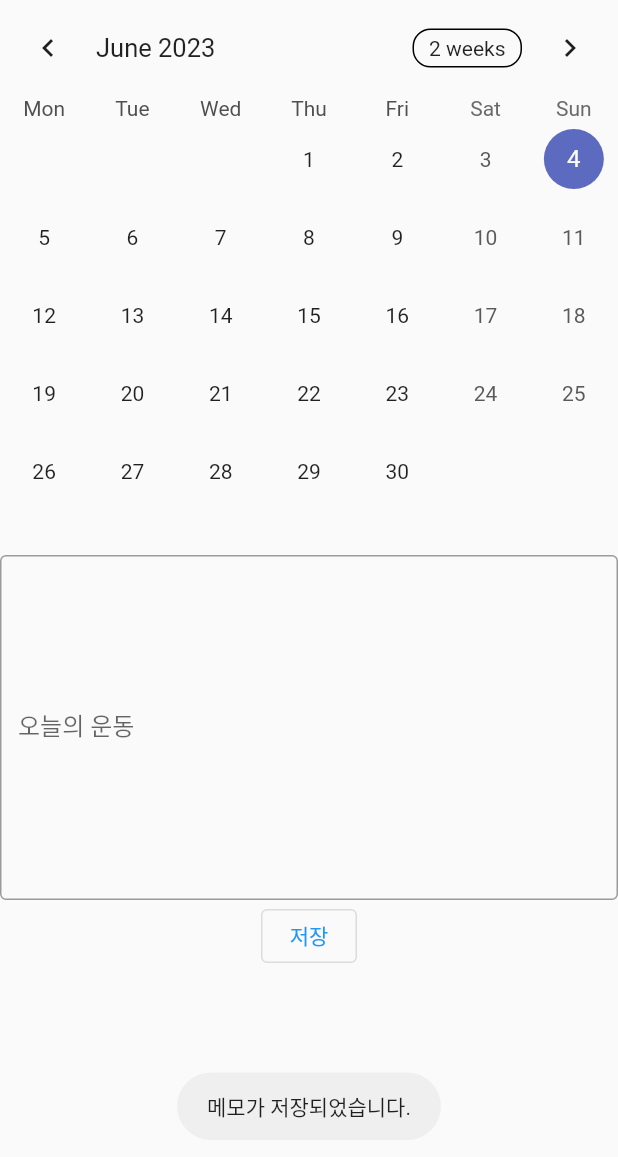
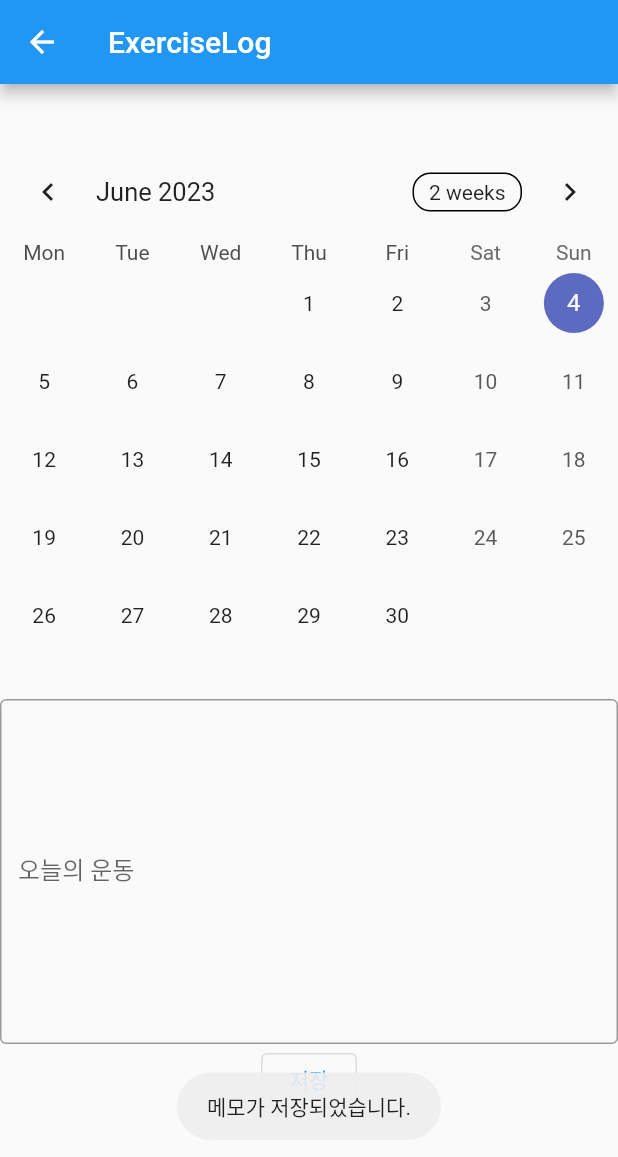
Before and after one commit to exerciseLog/exercise, a Flutter app: the CalendarMemo screen opened directly, after a tap on "저장", on a phone screen of 412 x 824 dp. Shown: the top 1157 px of the screen. Run offline on Flutter 3.47's test engine with Material 2 defaults, Android fonts, the phone set to English and light mode, and no system bars; drawn by our look-alikes of table_calendar; our stand-ins replace drift, elegant_notification, fluttertoast, get_it, sensors_plus, shared_preferences and 1 more; missing offline and left inert: flutter_cupertino_datetime_picker; accounts and stored records are empty; generated files the repository leaves out were written again.

Commit message:
update master

```diff
--- a/lib/screens/calendar_memo.dart
+++ b/lib/screens/calendar_memo.dart
@@ -44,9 +44,13 @@ class _CalendarMemoState extends State<CalendarMemo> {
   @override
   Widget build(BuildContext context) {
     return Scaffold(
+      appBar: AppBar(title: const Text("ExerciseLog")),
       body: SingleChildScrollView(
         child: Column(
           children: [
+            const SizedBox(
+              height: 40,
+            ),
             TableCalendar(
               firstDay: kFirstDay,
               lastDay: kLastDay,
@@ -97,8 +101,16 @@ class _CalendarMemoState extends State<CalendarMemo> {
     );
   }
 
-  void _memoSaved() {
-    MemoDao(GetIt.I<DbHelper>()).createMemo(MemoCompanion(writeTime: drift.Value(_selectedDay??DateTime.now()),memo: drift.Value(_memoController.text),modifyTime: drift.Value(DateTime.now()),),_selectedDay??DateTime.now());
+  Future<void> _memoSaved() async {
+    await MemoDao(GetIt.I<DbHelper>())
+        .deleteByWriteTime(_selectedDay ?? DateTime.now());
+    await MemoDao(GetIt.I<DbHelper>()).createMemo(
+      MemoCompanion(
+        writeTime: drift.Value(_selectedDay ?? DateTime.now()),
+        memo: drift.Value(_memoController.text),
+        modifyTime: drift.Value(DateTime.now()),
+      ),
+    );
     Fluttertoast.showToast(msg: '메모가 저장되었습니다.');
   }
 
@@ -132,7 +144,8 @@ class _CalendarMemoState extends State<CalendarMemo> {
         _rangeSelectionMode = RangeSelectionMode.toggledOff;
         memoTextFocus.unfocus();
       });
-      var memo = await MemoDao(GetIt.I<DbHelper>()).findMonthByWriteTime(selectedDay);
+      var memo =
+          await MemoDao(GetIt.I<DbHelper>()).findMonthByWriteTime(selectedDay);
       if (memo == null) {
         setState(() {
           _memoController.text = '';
--- a/lib/table/memo_dao.dart
+++ b/lib/table/memo_dao.dart
@@ -23,17 +23,19 @@ class MemoDao extends DatabaseAccessor<DbHelper> with _$MemoDaoMixin {
     var startMonth = DateFormat('MM').format(writeTime);
     var startDay = DateFormat('dd').format(writeTime);
     Future<MemoData?> memoData;
-      memoData =  (select(memo)
-        ..where((t) => t.writeTime.equals(
-            (DateTime.parse('$startYear-$startMonth-$startDay'))))..limit(1))
-          .getSingleOrNull();
+    memoData = (select(memo)
+          ..where((t) => t.writeTime.isBetweenValues(
+              (DateTime.parse('$startYear-$startMonth-$startDay')),
+              (DateTime.parse(
+                  '$startYear-$startMonth-${int.parse(startDay) + 1}'))))
+          ..limit(1))
+        .getSingleOrNull();
 
     return memoData;
   }
 
-  Future<int> createMemo(MemoCompanion data,DateTime writeTime) async {
-    deleteByWriteTime(writeTime);
-    return into(memo).insert(data);
+  Future<int> createMemo(MemoCompanion data) async {
+    return await into(memo).insert(data);
   }
 
   Future<int> updateModifyTime(int id, DateTime modifyTime) async {
```
Also changed, not shown: lib/screens/home_screen.dart (+11 -11 lines), 3 other files.
